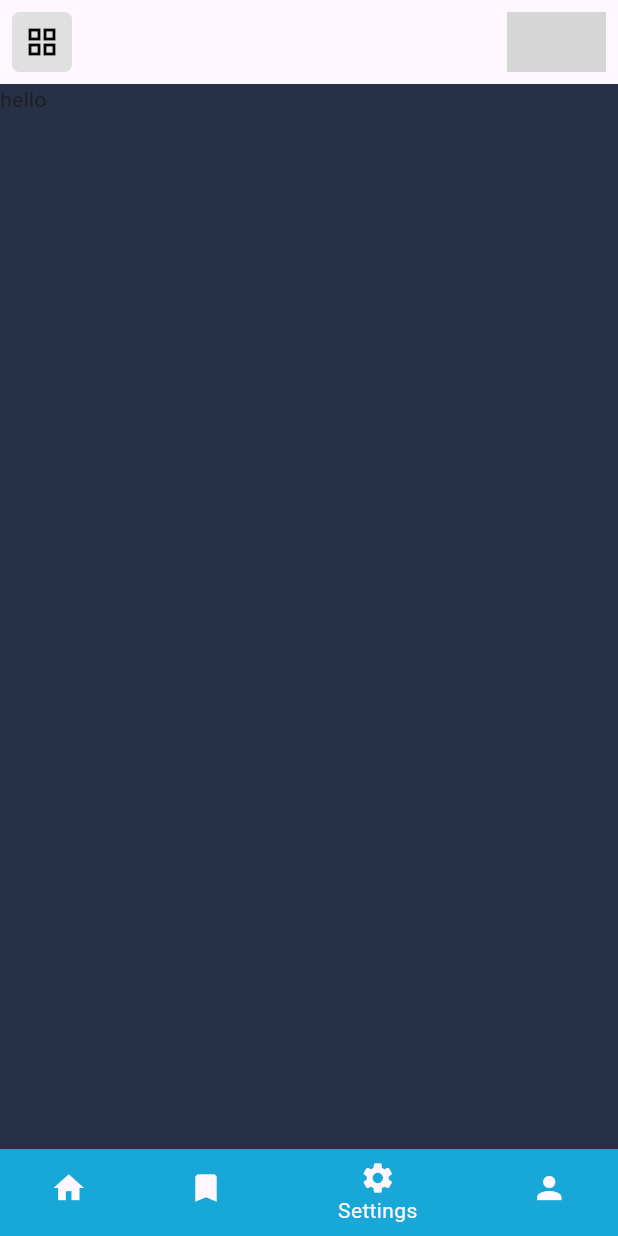
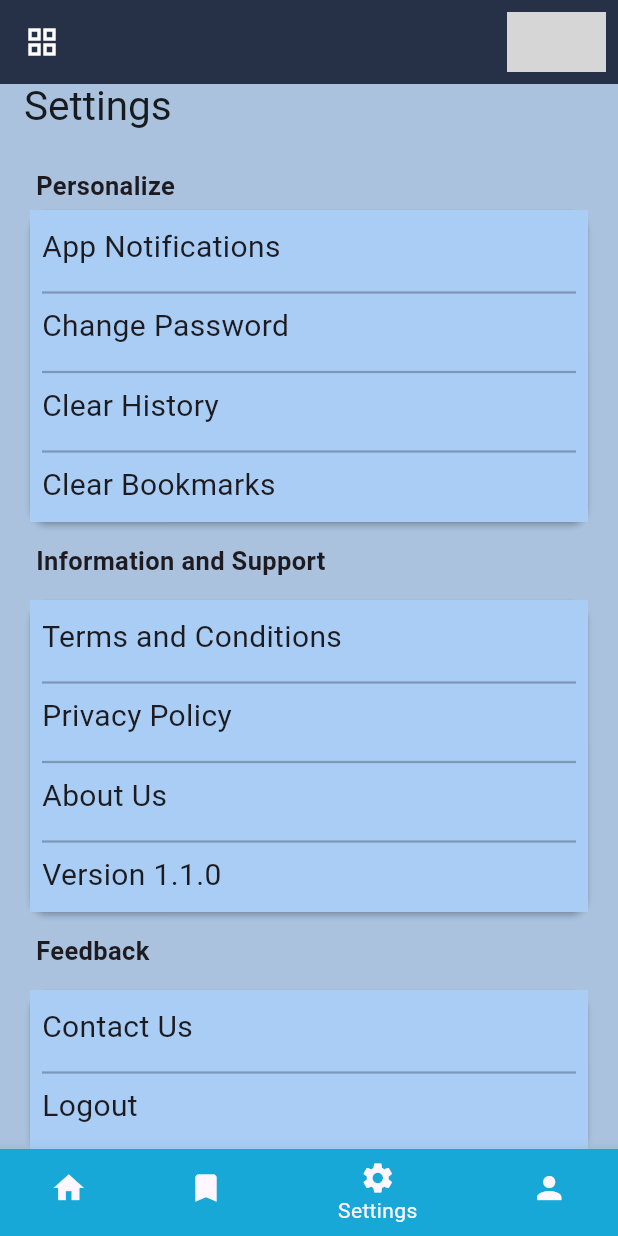
Before and after one commit to swxlih/servicify, a Flutter app: the BottomNavigationBarPage screen opened directly, item 3 of the bottom bar chosen, on a phone screen of 412 x 824 dp. Run offline on Flutter 3.47's test engine with Material 3 defaults, Android fonts, the phone set to English and light mode, and no system bars; our stand-ins replace cloud_firestore, firebase_auth, firebase_core, geocoding, geolocator, google_fonts and 2 more; accounts and stored records are empty; network calls fail; grey boxes are pictures that could not be loaded.

Commit message:
latest changes

```diff
--- a/lib/screens/user/bottm_navigation_page.dart
+++ b/lib/screens/user/bottm_navigation_page.dart
@@ -5,10 +5,9 @@ import 'package:servicify/constants/colors.dart';
 import 'package:servicify/screens/user/UserHomePage.dart';
 import 'package:servicify/screens/user/bottomnavigation_widget.dart';
 import 'package:servicify/screens/user/services/bottombar_service.dart';
+import 'package:servicify/screens/user/settings/settings_page.dart';
 
 import 'package:shared_preferences/shared_preferences.dart';
-
-
 
 class BottomNavigationBarPage extends StatefulWidget {
   const BottomNavigationBarPage({super.key});
@@ -25,10 +24,6 @@ class _BottomNavigationBarPageState extends State<BottomNavigationBarPage> {
   String? token;
   String? _location;
   var imggurl;
-
-
-
-
 
   Map<String, dynamic> data = {};
   String? _uid;
@@ -64,10 +59,8 @@ class _BottomNavigationBarPageState extends State<BottomNavigationBarPage> {
       'uid',
     );
 
-
     print(data);
     setState(() {
-
       data = {
         "name": _name,
         "email": _email,
@@ -84,22 +77,20 @@ class _BottomNavigationBarPageState extends State<BottomNavigationBarPage> {
     getData();
     initializePage();
     super.initState();
-
-
   }
 
-List _widgetOption=[];
+  List _widgetOption = [];
 
   Future<void> initializePage() async {
     await getData();
     _widgetOption = [
       UserHomePage(),
       Text("hello"),
+      Settingpage(),
       Text("hello"),
-     Text("hello"),
-
     ];
   }
+
   final _scaffoldKey = GlobalKey<ScaffoldState>();
   @override
   Widget build(BuildContext context) {
@@ -108,7 +99,6 @@ List _widgetOption=[];
     String type;
     return Consumer<BottomBarServiceProvider>(
         builder: (context, bottomprovider, child) {
-
       return Scaffold(
           bottomNavigationBar: BottomNavigation(),
           drawer: Drawer(
@@ -130,7 +120,6 @@ List _widgetOption=[];
                       ],
                     ),
                   ),
-
                   ListTile(
                     title:
                         Text("Logout", style: TextStyle(color: Colors.white)),
@@ -145,14 +134,9 @@ List _widgetOption=[];
               )),
           backgroundColor: AppColors.scaffoldColor,
           appBar: AppBar(
-            leading:  Padding(
+            backgroundColor: AppColors.scaffoldColor,
+            leading: Padding(
               padding: const EdgeInsets.all(8.0),
-              child: Container(
-                height: 40,
-                width: 40,
-                decoration: BoxDecoration(
-                    color: Colors.grey.shade300,
-                    borderRadius: BorderRadius.circular(5)),
               child: Center(
                 child: IconButton(
                   onPressed: () {
@@ -160,8 +144,7 @@ List _widgetOption=[];
                   },
                   icon: Icon(
                     Icons.grid_view_outlined,
-                      color: Colors.black,
-                    ),
+                    color: Colors.white,
                   ),
                 ),
               ),
@@ -169,12 +152,15 @@ List _widgetOption=[];
             actions: [
               Padding(
                 padding: const EdgeInsets.all(8.0),
-                child: imggurl=="null" ?CircleAvatar(
+                child: imggurl == "null"
+                    ? CircleAvatar(
                         radius: 33,
-                  backgroundImage: AssetImage('assets/images/profile.png'),
-                ):CircleAvatar(
+                        backgroundImage:
+                            AssetImage('assets/img/profile.png'),
+                      )
+                    : CircleAvatar(
                         radius: 33,
-                  backgroundImage:NetworkImage('${imggurl}'),
+                        backgroundImage: NetworkImage('${imggurl}'),
                       ),
               ),
             ],
--- /dev/null
+++ b/lib/screens/user/settings/settings_page.dart
@@ -0,0 +1,329 @@
+import 'package:firebase_auth/firebase_auth.dart';
+import 'package:flutter/material.dart';
+import 'package:servicify/constants/colors.dart';
+import 'package:servicify/screens/common/login_page.dart';
+import 'package:servicify/screens/user/settings/aboutus.dart';
+import 'package:servicify/screens/user/settings/contact_page.dart';
+import 'package:servicify/screens/user/settings/forgot_password.dart';
+import 'package:servicify/screens/user/settings/privacy_policy.dart';
+import 'package:servicify/screens/user/settings/terms_page.dart';
+import 'package:shared_preferences/shared_preferences.dart';
+
+class Settingpage extends StatefulWidget {
+  const Settingpage({super.key});
+
+  @override
+  State<Settingpage> createState() => _SettingpageState();
+}
+
+class _SettingpageState extends State<Settingpage> {
+  @override
+  Widget build(BuildContext context) {
+    return Scaffold(
+      backgroundColor: AppColors.contColor2,
+      appBar: PreferredSize(
+        preferredSize: Size.fromHeight(30.0),
+        child: AppBar(
+          backgroundColor: AppColors.contColor2,
+          title: Text(
+            'Settings',
+            style: TextStyle(
+              color: Colors.black87,
+              fontSize: 27,
+            ),
+          ),
+        ),
+      ),
+      body: SafeArea(
+        child: SingleChildScrollView(
+          child: Padding(
+            padding: const EdgeInsets.all(16.0),
+            child: Column(
+              crossAxisAlignment: CrossAxisAlignment.start,
+              children: [
+                SizedBox(
+                  height: 10,
+                ),
+                Padding(
+                  padding: const EdgeInsets.only(left: 8.0),
+                  child: Text(
+                    "Personalize",
+                    style: TextStyle(
+                      fontWeight: FontWeight.bold,
+                      fontSize: 17,
+                    ),
+                  ),
+                ),
+                Card(
+                  elevation: 1.6,
+                  child: Container(
+                    width: double.infinity,
+                    color: AppColors.contColor3,
+                    child: Column(
+                      crossAxisAlignment: CrossAxisAlignment.start,
+                      children: [
+                        Padding(
+                          padding: const EdgeInsets.only(
+                              left: 8.0, bottom: 8, top: 10),
+                          child: Text(
+                            "App Notifications",
+                            style: TextStyle(
+                              fontSize: 20,
+                            ),
+                          ),
+                        ),
+                        Divider(
+                          indent: 8,
+                          endIndent: 8,
+                          thickness: 1.5,
+                          color: Colors.black26,
+                        ),
+                        InkWell(
+                          onTap: () {
+                            Navigator.push(
+                                context,
+                                MaterialPageRoute(
+                                    builder: (context) =>
+                                        ForgotPasswordScreen()));
+                          },
+                          child: Padding(
+                            padding:
+                                const EdgeInsets.only(left: 8.0, bottom: 8),
+                            child: Text(
+                              "Change Password",
+                              style: TextStyle(
+                                fontSize: 20,
+                              ),
+                            ),
+                          ),
+                        ),
+                        Divider(
+                          indent: 8,
+                          endIndent: 8,
+                          thickness: 1.5,
+                          color: Colors.black26,
+                        ),
+                        Padding(
+                          padding: const EdgeInsets.only(left: 8.0, bottom: 8),
+                          child: Text(
+                            "Clear History",
+                            style: TextStyle(
+                              fontSize: 20,
+                            ),
+                          ),
+                        ),
+                        Divider(
+                          indent: 8,
+                          endIndent: 8,
+                          thickness: 1.5,
+                          color: Colors.black26,
+                        ),
+                        InkWell(
+                          onTap: () {
+                            // String currentUserId =
+                            //     FirebaseAuth.instance.currentUser?.uid ?? '';
+                            // BookmarkService()
+                            //     .clearBookmarks(currentUserId)
+                            //     .then((value) => ScaffoldMessenger.of(context)
+                            //         .showSnackBar(SnackBar(
+                            //             content: Text("Bookmarks Cleared"))));
+                          },
+                          child: Padding(
+                            padding:
+                                const EdgeInsets.only(left: 8.0, bottom: 10),
+                            child: Text(
+                              "Clear Bookmarks",
+                              style: TextStyle(
+                                fontSize: 20,
+                              ),
+                            ),
+                          ),
+                        ),
+                      ],
+                    ),
+                  ),
+                ),
+                Padding(
+                  padding: const EdgeInsets.only(top: 10, left: 8, bottom: 10),
+                  child: Text(
+                    "Information and Support",
+                    style: TextStyle(
+                      fontWeight: FontWeight.bold,
+                      fontSize: 17,
+                    ),
+                  ),
+                ),
+                Card(
+                  elevation: 1.6,
+                  child: Container(
+                    color: AppColors.contColor3,
+                    width: double.infinity,
+                    child: Column(
+                      crossAxisAlignment: CrossAxisAlignment.start,
+                      children: [
+                        Padding(
+                          padding: const EdgeInsets.only(
+                              left: 8.0, bottom: 8, top: 10),
+                          child: InkWell(
+                            onTap: () {
+                              Navigator.push(
+                                context,
+                                MaterialPageRoute(
+                                    builder: (context) => TermsAndConditionsScreen()),
+                              );
+                            },
+                            child: Text(
+                              "Terms and Conditions",
+                              style: TextStyle(
+                                fontSize: 20,
+                              ),
+                            ),
+                          ),
+                        ),
+                        Divider(
+                          indent: 8,
+                          endIndent: 8,
+                          thickness: 1.5,
+                          color: Colors.black26,
+                        ),
+                        InkWell(
+                          onTap: () {
+                            Navigator.push(
+                              context,
+                              MaterialPageRoute(
+                                  builder: (context) => PrivacyPolicyScreen()),
+                            );
+                          },
+                          child: Padding(
+                            padding:
+                                const EdgeInsets.only(left: 8.0, bottom: 8),
+                            child: Text(
+                              "Privacy Policy",
+                              style: TextStyle(
+                                fontSize: 20,
+                              ),
+                            ),
+                          ),
+                        ),
+                        Divider(
+                          indent: 8,
+                          endIndent: 8,
+                          thickness: 1.5,
+                          color: Colors.black26,
+                        ),
+                        InkWell(
+                          onTap: () {
+                            Navigator.push(
+                              context,
+                              MaterialPageRoute(
+                                  builder: (context) => AboutUsScreen()),
+                            );
+                          },
+                          child: Padding(
+                            padding:
+                                const EdgeInsets.only(left: 8.0, bottom: 8),
+                            child: Text(
+                              "About Us",
+                              style: TextStyle(
+                                fontSize: 20,
+                              ),
+                            ),
+                          ),
+                        ),
+                        Divider(
+                          indent: 8,
+                          endIndent: 8,
+                          thickness: 1.5,
+                          color: Colors.black26,
+                        ),
+                        Padding(
+                          padding: const EdgeInsets.only(left: 8.0, bottom: 10),
+                          child: Text(
+                            "Version 1.1.0",
+                            style: TextStyle(
+                              fontSize: 20,
+                            ),
+                          ),
+                        ),
+                      ],
+                    ),
+                  ),
+                ),
+                Padding(
+                  padding: const EdgeInsets.only(top: 10, left: 8, bottom: 10),
+                  child: Text(
+                    "Feedback",
+                    style: TextStyle(
+                      fontWeight: FontWeight.bold,
+                      fontSize: 17,
+                    ),
+                  ),
+                ),
+                Card(
+                  elevation: 1.6,
+                  child: Container(
+                    color: AppColors.contColor3,
+                    width: double.infinity,
+                    child: Column(
+                      crossAxisAlignment: CrossAxisAlignment.start,
+                      children: [
+                        InkWell(
+                          onTap: (){
+                            Navigator.push(
+                              context,
+                              MaterialPageRoute(
+                                  builder: (context) => ContactUsScreen()),
+                            );
+                          },
+                          child: Padding(
+                            padding: const EdgeInsets.only(
+                                left: 8.0, bottom: 8, top: 10),
+                            child: Text(
+                              "Contact Us",
+                              style: TextStyle(
+                                fontSize: 20,
+                              ),
+                            ),
+                          ),
+                        ),
+                        Divider(
+                          indent: 8,
+                          endIndent: 8,
+                          thickness: 1.5,
+                          color: Colors.black26,
+                        ),
+                        Padding(
+                          padding: const EdgeInsets.only(left: 8.0, bottom: 15),
+                          child: InkWell(
+                            onTap: () async {
+                              SharedPreferences _pref =
+                                  await SharedPreferences.getInstance();
+                              FirebaseAuth.instance.signOut().then((value) {
+                                _pref.clear();
+                                Navigator.push(
+                                  context,
+                                  MaterialPageRoute(
+                                      builder: (context) => LoginPage()),
+                                );
+                              });
+                            },
+                            child: Text(
+                              "Logout",
+                              style: TextStyle(
+                                fontSize: 20,
+                              ),
+                            ),
+                          ),
+                        ),
+                      ],
+                    ),
+                  ),
+                ),
+              ],
+            ),
+          ),
+        ),
+      ),
+    );
+  }
+}
```
Also changed, not shown: lib/screens/user/settings/aboutus.dart (added, +70 -0 lines), lib/screens/user/settings/contact_page.dart (added, +89 -0 lines), lib/screens/user/settings/forgot_password.dart (added, +85 -0 lines), lib/screens/user/settings/privacy_policy.dart (added, +67 -0 lines), lib/screens/user/settings/terms_page.dart (added, +55 -0 lines), 1 other file. Lines whose indentation alone changed are shown as unchanged.
